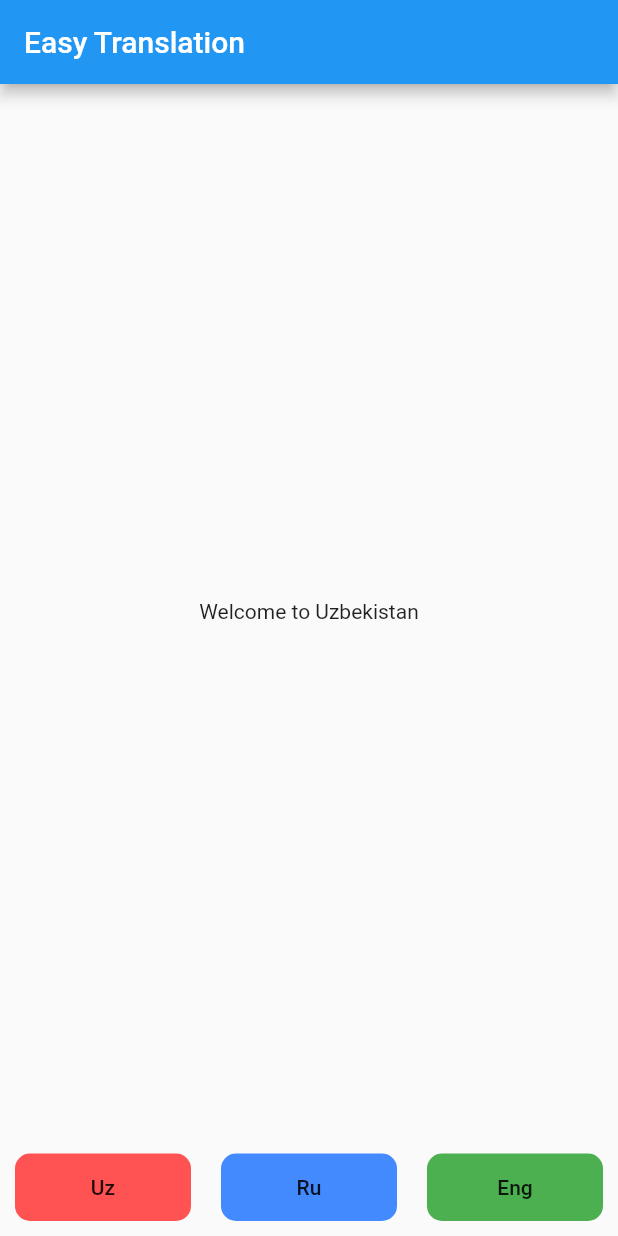
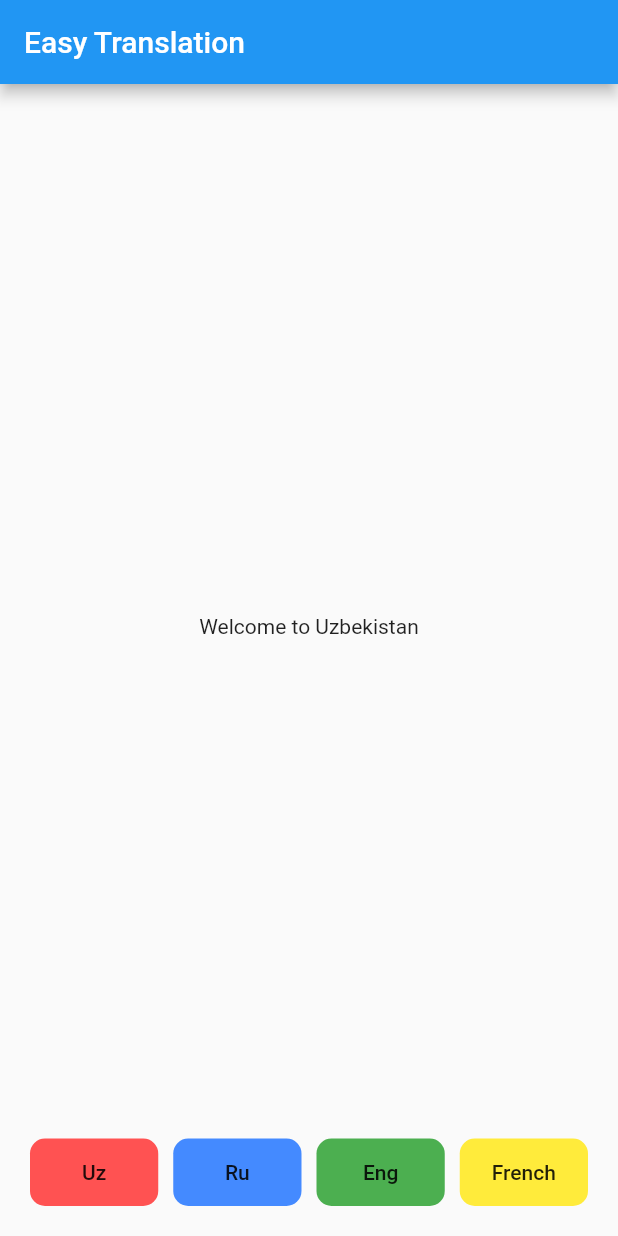
Before and after one commit to FirdavsSayidov/tranlation, a Flutter app: the screen it shows after launch, on a phone screen of 412 x 824 dp. Run offline on Flutter 3.47's test engine with Material 2 defaults, Android fonts, the phone set to English and light mode, and no system bars; our stand-ins replace easy_localization.

Commit message:
French translation

```diff
--- /dev/null
+++ b/assets/translation/fr-FR.json
@@ -0,0 +1,4 @@
+{
+  "welcome": "Bienvenue en Ouzbekistan",
+  "Easy Translation": "traduction facile"
+}
--- a/lib/main.dart
+++ b/lib/main.dart
@@ -8,7 +8,7 @@ void main() async {
 
   runApp(
     EasyLocalization(
-        supportedLocales: [Locale('en', 'US'), Locale('ru', 'RU'),Locale('uz','UZ')],
+        supportedLocales: [Locale('en', 'US'), Locale('ru', 'RU'),Locale('uz','UZ'),Locale('fr','FR')],
         path: 'assets/translation', // <-- change the path of the translation files
         fallbackLocale: Locale('uz', 'UZ'),
         child: MyApp()
--- a/lib/pages/home_page.dart
+++ b/lib/pages/home_page.dart
@@ -16,7 +16,8 @@ class _HomePageState extends State<HomePage> {
       appBar: AppBar(
         title: Text('Easy Translation').tr(),
       ),
-      body: Column(mainAxisAlignment: MainAxisAlignment.end,
+      body: Container(padding: EdgeInsets.all(20),
+        child: Column(mainAxisAlignment: MainAxisAlignment.end,
           children: [
 
             Expanded(child: Center(
@@ -24,8 +25,7 @@ class _HomePageState extends State<HomePage> {
             )),
             Row(
               children: [
-              Expanded(child: Padding(
-                padding: const EdgeInsets.all(10),
+                Expanded(
                   child: Container(
                     height: 45,
                     decoration: BoxDecoration(borderRadius: BorderRadius.circular(10),color: Colors.redAccent),
@@ -33,17 +33,18 @@ class _HomePageState extends State<HomePage> {
                       context.setLocale(Locale('uz', 'UZ'));
                     }, child: Text('Uz')),
                   ),
-              )),
-              Expanded(child: Padding(
-                padding: const EdgeInsets.all(10),
+                ),
+                SizedBox(width: 10,),
+                Expanded(
                   child: Container(
                     height: 45,
                     decoration: BoxDecoration(borderRadius: BorderRadius.circular(10),color: Colors.blueAccent),
-                  child: FlatButton(onPressed: (){context.setLocale(Locale('ru', 'RU'));}, child: Text('Ru')),
+                    child: FlatButton(onPressed: (){
+                      context.setLocale(Locale('ru', 'RU'));}, child: Text('Ru')),
                   ),
-              )),
-              Expanded(child: Padding(
-                padding: const EdgeInsets.all(10),
+                ),
+                SizedBox(width: 10,),
+                Expanded(
                   child: Container(width: double.infinity,
                     height: 45,
                     decoration: BoxDecoration(borderRadius: BorderRadius.circular(10),color: Colors.green),
@@ -52,11 +53,23 @@ class _HomePageState extends State<HomePage> {
 
                       }, child: Text('Eng')),
                   ),
+                ),
+                SizedBox(width: 10,),
+                Expanded(
+                  child: Container(width: double.infinity,
+                    height: 45,
+                    decoration: BoxDecoration(borderRadius: BorderRadius.circular(10),color: Colors.yellow),
+                    child: FlatButton(onPressed: (){
+                      context.setLocale(Locale('fr', 'FR'));
+
+                    }, child: Text('French')),
+
                 )),
               ],
             ),
           ],
         ),
+      ),
     );
   }
 }
```
Also changed, not shown: 4 other files. Lines whose indentation alone changed are shown as unchanged.
